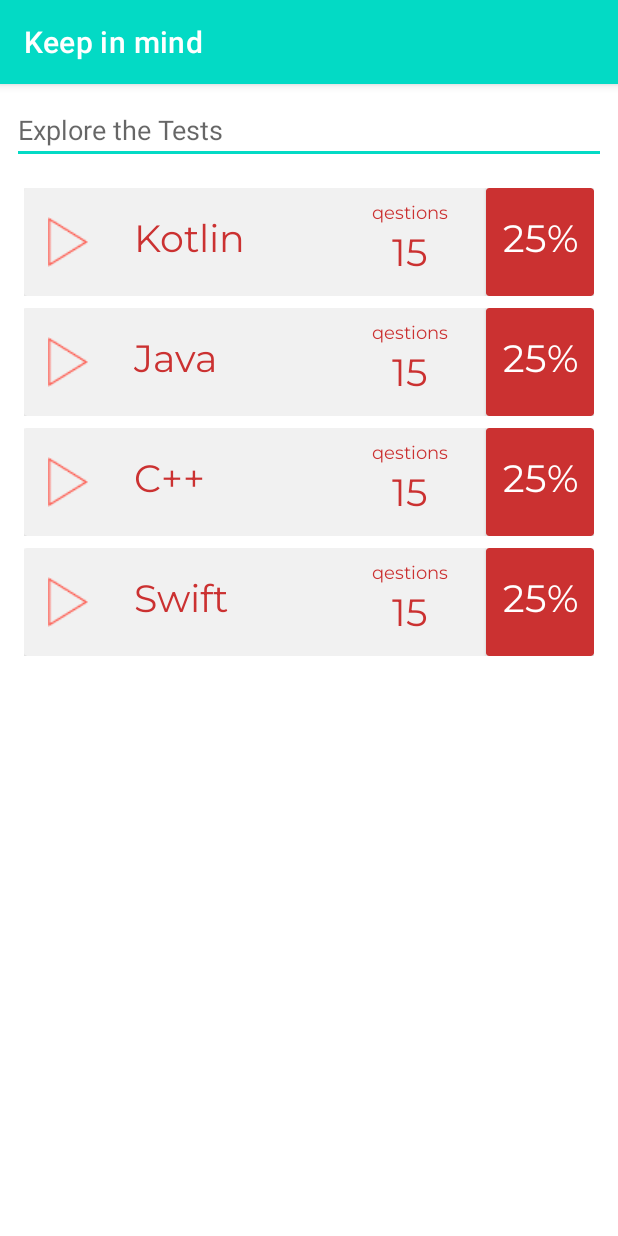
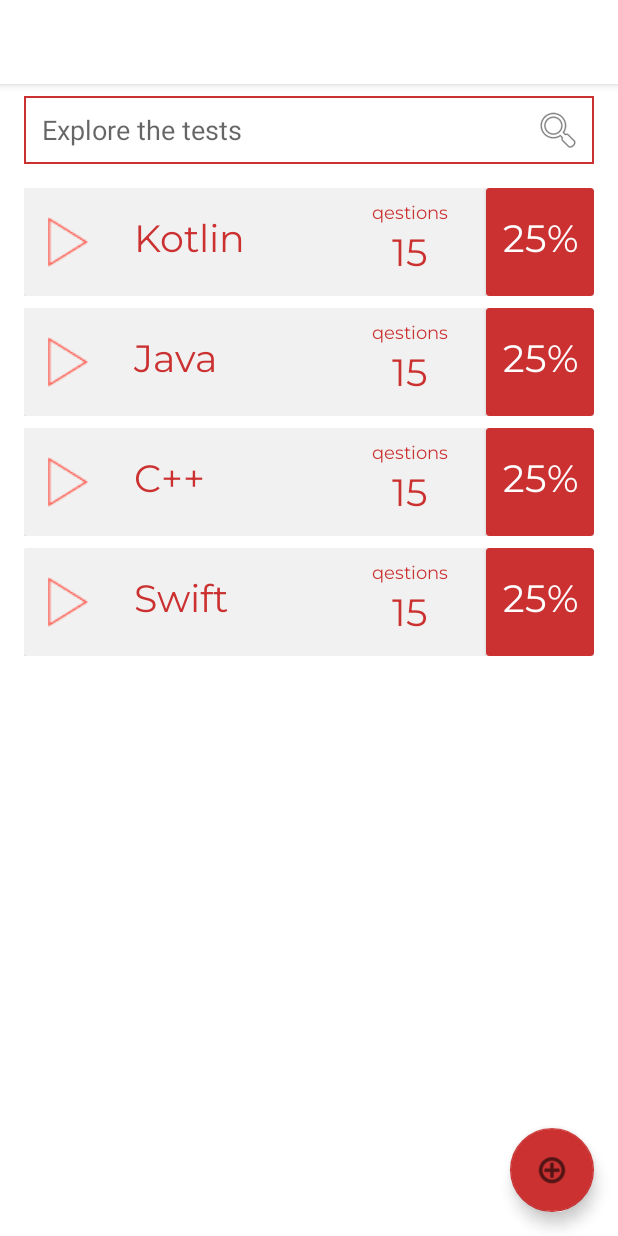
Before and after one commit to IvanNehaev/Keepinmind, an Android app: the screen it shows after launch (TestsActivity), on a phone screen of 412 x 824 dp. Run offline under Robolectric (Android 15) with nearby library versions, the phone set to English and light mode, and no system bars.

Commit message:
Новые функции:  - добавление новых тестов в список через FAB  - реализован поиск по списку тестов

```diff
--- a/app/build.gradle
+++ b/app/build.gradle
@@ -1,6 +1,7 @@
 plugins {
     id 'com.android.application'
     id 'kotlin-android'
+    id 'kotlin-android-extensions'
 }
 
 android {
--- a/app/src/main/AndroidManifest.xml
+++ b/app/src/main/AndroidManifest.xml
@@ -23,7 +23,8 @@
         <activity android:name=".MainActivity">
 
         </activity>
-        <activity android:name=".ui.tests.TestsActivity">
+        <activity android:name=".ui.tests.TestsActivity"
+            android:windowSoftInputMode="stateHidden">
 
         </activity>
 
--- a/app/src/main/java/com/nehaev/keepinmind/ui/tests/TestsActivity.kt
+++ b/app/src/main/java/com/nehaev/keepinmind/ui/tests/TestsActivity.kt
@@ -1,25 +1,77 @@
 package com.nehaev.keepinmind.ui.tests
 
 import android.os.Bundle
+import android.text.Editable
+import android.text.TextWatcher
+import android.view.KeyEvent
+import android.view.View
 import androidx.appcompat.app.AppCompatActivity
+import androidx.core.view.size
 import androidx.recyclerview.widget.LinearLayoutManager
-import androidx.recyclerview.widget.RecyclerView
+import com.google.android.material.snackbar.Snackbar
 import com.nehaev.keepinmind.R
 import com.nehaev.keepinmind.ui.tests.adapter.TestsRecyclerAdapter
+import kotlinx.android.synthetic.main.activity_tests.*
 
 
 class TestsActivity : AppCompatActivity() {
+
+    var testsNames: MutableList<String> = mutableListOf("Kotlin", "Java", "C++", "Swift")
+    var displayList: MutableList<String> = mutableListOf()
+    var nameCounter = 4
 
     override fun onCreate(savedInstanceState: Bundle?) {
         super.onCreate(savedInstanceState)
         setContentView(R.layout.activity_tests)
 
-        val listTests = listOf<String>("Kotlin", "Java", "C++", "Swift")
+        displayList.addAll(testsNames)
 
-        val recyclerView: RecyclerView = findViewById(R.id.rvTests)
-        recyclerView.layoutManager = LinearLayoutManager(this)
-        recyclerView.adapter = TestsRecyclerAdapter(listTests)
+        fillRecyclerView()
 
+        setFabAction()
 
+        setExploreTestAction()
+    }
+
+    private fun setExploreTestAction() {
+
+        etExploreTests.addTextChangedListener(object : TextWatcher {
+            override fun afterTextChanged(s: Editable) {}
+
+            override fun beforeTextChanged(s: CharSequence, start: Int, count: Int, after: Int) {}
+            override fun onTextChanged(s: CharSequence, start: Int, before: Int, count: Int) {
+
+                if (etExploreTests.text.isEmpty()) {
+                    displayList.clear()
+                    displayList.addAll(testsNames)
+                } else {
+                    var newDisplayList = testsNames.filter {
+                        it.contains(etExploreTests.text) || it.contains(etExploreTests.text.toString().capitalize())
+                    }
+
+                    displayList.clear()
+                    displayList.addAll(newDisplayList)
+                }
+                rvTests.adapter?.notifyDataSetChanged()
+                rvTests.smoothScrollToPosition(0)
+            }
+        })
+    }
+
+    private fun setFabAction() {
+        fabAddTest.setOnClickListener {
+            nameCounter++
+            Snackbar.make(rvTests, "Name #$nameCounter,  size: ${rvTests.size}", Snackbar.LENGTH_SHORT).show()
+            testsNames.add("#$nameCounter language")
+            displayList.add("#$nameCounter language")
+            rvTests.adapter?.notifyDataSetChanged()
+            rvTests.smoothScrollToPosition(displayList.size)
+        }
+    }
+
+    private fun fillRecyclerView() {
+
+        rvTests.layoutManager = LinearLayoutManager(this)
+        rvTests.adapter = TestsRecyclerAdapter(displayList)
     }
 }
--- /dev/null
+++ b/app/src/main/res/drawable/back_with_border.xml
@@ -0,0 +1,6 @@
+<?xml version="1.0" encoding="utf-8"?>
+<shape xmlns:android="http://schemas.android.com/apk/res/android"
+    android:shape="rectangle">
+    <solid android:color="#00000000" />
+    <stroke android:width="1dip" android:color="#CB3131" />
+</shape>
--- a/app/src/main/res/layout/activity_tests.xml
+++ b/app/src/main/res/layout/activity_tests.xml
@@ -1,23 +1,45 @@
 <?xml version="1.0" encoding="utf-8"?>
-<LinearLayout
+
+<androidx.coordinatorlayout.widget.CoordinatorLayout
     xmlns:android="http://schemas.android.com/apk/res/android"
     xmlns:app="http://schemas.android.com/apk/res-auto"
     xmlns:tools="http://schemas.android.com/tools"
     android:layout_width="match_parent"
+    android:layout_height="match_parent">
+
+    <LinearLayout
+        android:layout_width="match_parent"
         android:layout_height="match_parent"
         android:orientation="vertical">
 
+        <LinearLayout
+            android:layout_width="match_parent"
+            android:layout_height="wrap_content"
+            android:layout_marginStart="16dp"
+            android:layout_marginTop="8dp"
+            android:layout_marginEnd="16dp"
+            android:background="@drawable/back_with_border"
+            android:orientation="horizontal">
 
             <EditText
-        android:id="@+id/editTextTextPersonName2"
-        android:layout_width="match_parent"
+                android:id="@+id/etExploreTests"
+                android:layout_width="wrap_content"
                 android:layout_height="wrap_content"
                 android:layout_marginStart="8dp"
-        android:layout_marginTop="8dp"
-        android:layout_marginEnd="8dp"
+                android:layout_weight="7"
+                android:backgroundTint="#00FFFFFF"
                 android:ems="10"
-        android:hint="Explore the Tests"
+                android:hint="Explore the tests"
                 android:inputType="textPersonName" />
+
+            <ImageView
+                android:id="@+id/imageView"
+                android:layout_width="wrap_content"
+                android:layout_height="match_parent"
+                android:layout_weight="1"
+                android:scaleType="center"
+                app:srcCompat="@android:drawable/ic_menu_search" />
+        </LinearLayout>
 
         <androidx.recyclerview.widget.RecyclerView
             android:id="@+id/rvTests"
@@ -27,4 +49,16 @@
             android:layout_marginTop="8dp"
             android:layout_marginEnd="8dp"
             android:layout_marginBottom="8dp" />
+
     </LinearLayout>
+
+    <com.google.android.material.floatingactionbutton.FloatingActionButton
+        android:id="@+id/fabAddTest"
+        android:layout_width="wrap_content"
+        android:layout_height="wrap_content"
+        android:layout_gravity="bottom|end"
+        android:layout_margin="16dp"
+        app:backgroundTint="@color/splash_color_from"
+        app:srcCompat="@android:drawable/ic_menu_add" />
+
+</androidx.coordinatorlayout.widget.CoordinatorLayout>
--- a/app/src/main/res/layout/recyclerview_test_item.xml
+++ b/app/src/main/res/layout/recyclerview_test_item.xml
@@ -35,7 +35,7 @@
 
             <TextView
                 android:id="@+id/tvTestName"
-                android:layout_width="wrap_content"
+                android:layout_width="160dp"
                 android:layout_height="wrap_content"
                 android:layout_gravity="center"
                 android:layout_marginStart="30dp"
@@ -46,9 +46,11 @@
                 android:textSize="25sp"
                 app:layout_constraintBottom_toBottomOf="parent"
                 app:layout_constraintStart_toEndOf="@+id/imageButton"
-                app:layout_constraintTop_toTopOf="parent" />
+                app:layout_constraintTop_toTopOf="parent"
+                />
 
             <LinearLayout
+                android:id="@+id/linearLayout"
                 android:layout_width="wrap_content"
                 android:layout_height="wrap_content"
                 android:layout_gravity="center"
--- a/app/src/main/res/values/themes.xml
+++ b/app/src/main/res/values/themes.xml
@@ -2,8 +2,8 @@
     <!-- Base application theme. -->
     <style name="Theme.KeepInMind" parent="Theme.MaterialComponents.DayNight.DarkActionBar">
         <!-- Primary brand color. -->
-        <item name="colorPrimary">@color/teal_200</item>
-        <item name="colorPrimaryVariant">@color/teal_700</item>
+        <item name="colorPrimary">@color/white</item>
+        <item name="colorPrimaryVariant">@color/white</item>
         <item name="colorOnPrimary">@color/black</item>
         <!-- Secondary brand color. -->
         <item name="colorSecondary">@color/teal_200</item>
```
Lines whose indentation alone changed are shown as unchanged.
